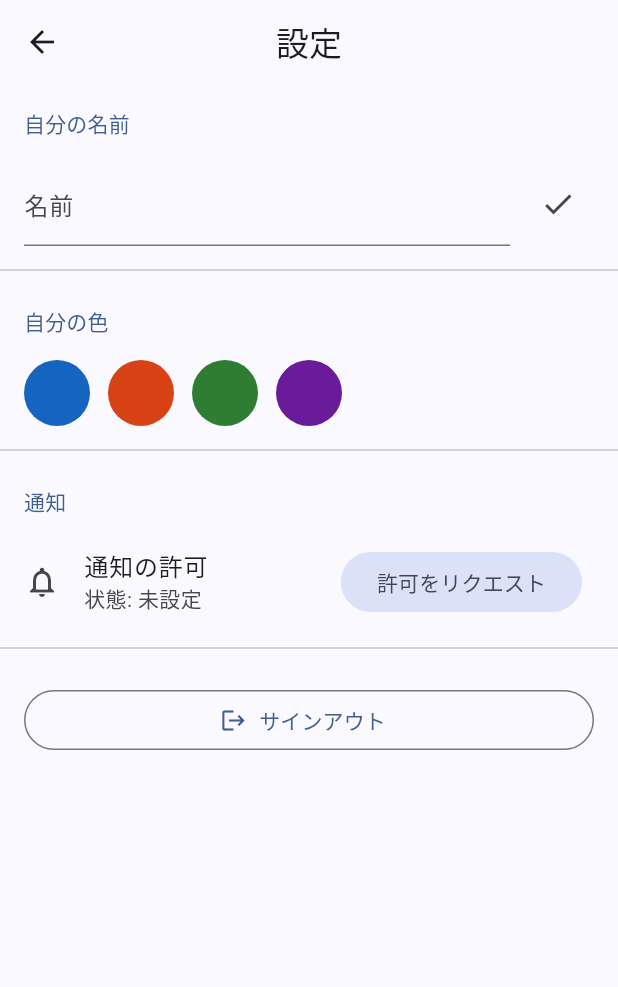
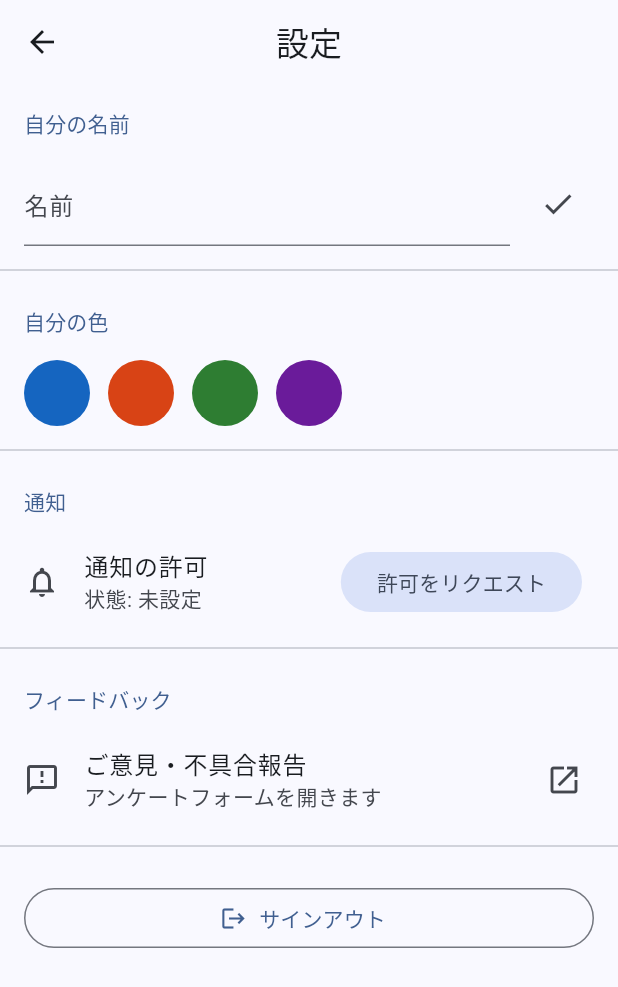
Before and after one commit to Yokochi513/KanSuke, a Flutter app: the SettingsScreen screen opened by its route, on a phone screen of 412 x 824 dp. Shown: the top 987 px of the screen. Run offline on Flutter 3.47's test engine with Material 3 defaults, Android fonts, the phone set to English and light mode, and no system bars; our stand-ins replace cloud_firestore, firebase_auth, firebase_core, flutter_riverpod, google_sign_in, sign_in_with_apple and 1 more; missing offline and left inert: google_sign_in_web; accounts and stored records are empty.

Commit message:
フィードバックフォームの追加

```diff
--- a/lib/features/settings/presentation/settings_screen.dart
+++ b/lib/features/settings/presentation/settings_screen.dart
@@ -1,11 +1,15 @@
 import 'package:flutter/material.dart';
 import 'package:flutter_riverpod/flutter_riverpod.dart';
+import 'package:url_launcher/url_launcher.dart';
 
 import '../../../app/theme.dart';
 import '../../../core/color_utils.dart';
 import '../../auth/application/auth_state.dart';
 import '../../users/application/user_providers.dart';
 import '../application/notification_permission.dart';
+
+/// フィードバック用 Google フォームの URL（tools/feedback-to-issue 参照）。
+const _feedbackFormUrl = 'https://forms.gle/4h35EcT2Deqq8FsM6';
 
 /// 設定画面（FR-2 / FR-5 / NFR-4、基本設計 §6.1・§2.2）。
 ///
@@ -27,6 +31,9 @@ class SettingsScreen extends ConsumerWidget {
           const Divider(),
           const _SectionHeader('通知'),
           const _NotificationSection(),
+          const Divider(),
+          const _SectionHeader('フィードバック'),
+          const _FeedbackSection(),
           const Divider(),
           const _SignOutSection(),
         ],
@@ -223,6 +230,25 @@ class _NotificationSection extends ConsumerWidget {
   }
 }
 
+/// 不具合報告・要望を Google フォームから送ってもらう導線。
+class _FeedbackSection extends StatelessWidget {
+  const _FeedbackSection();
+
+  @override
+  Widget build(BuildContext context) {
+    return ListTile(
+      leading: const Icon(Icons.feedback_outlined),
+      title: const Text('ご意見・不具合報告'),
+      subtitle: const Text('アンケートフォームを開きます'),
+      trailing: const Icon(Icons.open_in_new),
+      onTap: () => launchUrl(
+        Uri.parse(_feedbackFormUrl),
+        mode: LaunchMode.externalApplication,
+      ),
+    );
+  }
+}
+
 class _SignOutSection extends ConsumerWidget {
   const _SignOutSection();
 
--- a/pubspec.yaml
+++ b/pubspec.yaml
@@ -45,6 +45,7 @@ dependencies:
   sign_in_with_apple: ^8.1.0
   crypto: ^3.0.7
   table_calendar: ^3.2.0
+  url_launcher: ^6.3.1
 
 dev_dependencies:
   flutter_test:
```
Also changed, not shown: pubspec.lock, 2 other files.
